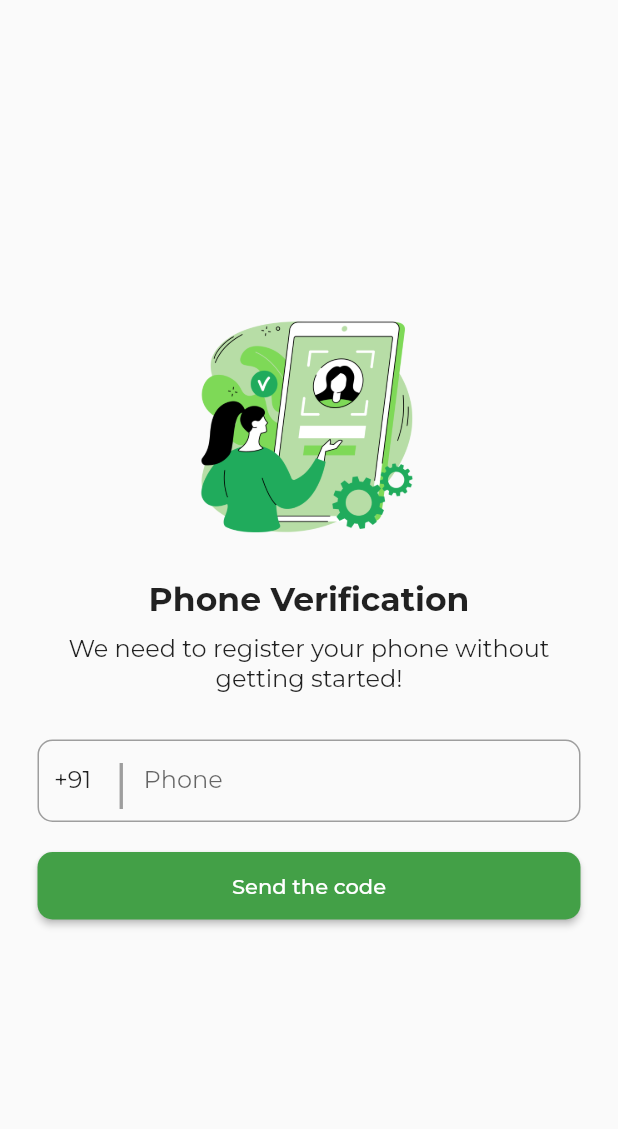
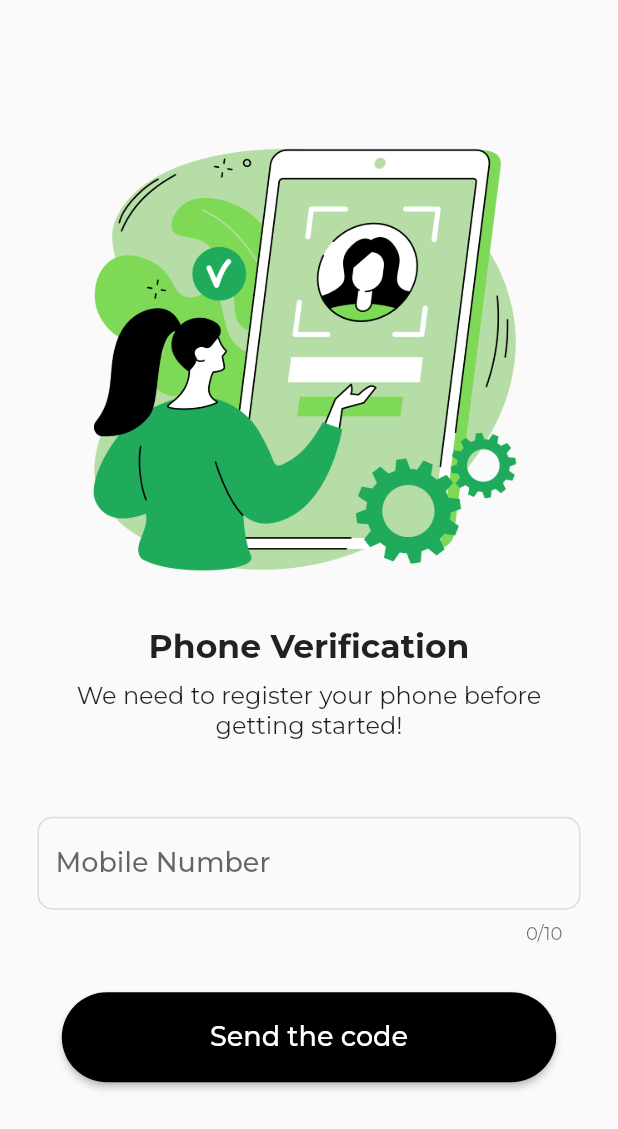
Before and after one commit to Srinath-exe/netflix_clone, a Flutter app: the screen it shows after launch, on a phone screen of 412 x 824 dp. Shown: the top 1129 px of the screen. Run offline on Flutter 3.47's test engine with Material 2 defaults, Android fonts, the light colour scheme and no system bars; our stand-ins replace cached_network_image, carousel_slider, date_format, firebase_auth, firebase_core, flutter_rating_bar and 6 more; missing offline and left inert: number_slide_animation; accounts and stored records are empty; project files that could hold a hidden picture were left out.

Commit message:
login screens

```diff
--- /dev/null
+++ b/lib/controller/AuthController.dart
@@ -0,0 +1,98 @@
+import 'dart:async';
+import 'dart:developer';
+
+import 'package:firebase_auth/firebase_auth.dart';
+import 'package:flutter/material.dart';
+import 'package:get/get.dart';
+import 'package:netflix_clone/constants/constants.dart';
+import 'package:netflix_clone/screens/homeScreen/MoviesMain.dart';
+
+class AuthController extends GetxController
+    with GetSingleTickerProviderStateMixin {
+  var showPrefix = false.obs;
+  var isLogin = true;
+  var phoneNo = "".obs;
+  var otp = "".obs;
+  var isOtpSent = false.obs;
+  var resendAfter = 30.obs;
+  var resendOTP = false.obs;
+  var firebaseVerificationId = "";
+  var statusMessage = "".obs;
+  var statusMessageColor = Colors.black.obs;
+
+  var timer;
+
+  AuthController() {}
+
+  @override
+  onInit() async {
+    super.onInit();
+  }
+
+  getOtp() async {
+    FirebaseAuth.instance.verifyPhoneNumber(
+      phoneNumber: '+91${phoneNo.value}',
+      verificationCompleted: (PhoneAuthCredential credential) {},
+      verificationFailed: (FirebaseAuthException e) {},
+      codeSent: (String verificationId, int? resendToken) {
+        firebaseVerificationId = verificationId;
+        isOtpSent.value = true;
+        statusMessage.value = "OTP sent to +91${phoneNo.value}";
+        startResendOtpTimer();
+      },
+      codeAutoRetrievalTimeout: (String verificationId) {},
+    );
+  }
+
+  resendOtp() async {
+    resendOTP.value = false;
+    FirebaseAuth.instance.verifyPhoneNumber(
+      phoneNumber: '+91${phoneNo.value}',
+      verificationCompleted: (PhoneAuthCredential credential) {},
+      verificationFailed: (FirebaseAuthException e) {},
+      codeSent: (String verificationId, int? resendToken) {
+        firebaseVerificationId = verificationId;
+        isOtpSent.value = true;
+        statusMessage.value = "OTP re-sent to +91${phoneNo.value}";
+        startResendOtpTimer();
+      },
+      codeAutoRetrievalTimeout: (String verificationId) {},
+    );
+  }
+
+  verifyOTP() async {
+    FirebaseAuth auth = FirebaseAuth.instance;
+    try {
+      statusMessage.value = "Verifying... ${otp.value}";
+      // Create a PhoneAuthCredential with the code
+      PhoneAuthCredential credential = PhoneAuthProvider.credential(
+          verificationId: firebaseVerificationId, smsCode: otp.value);
+      // Sign the user in (or link) with the credential
+      await auth.signInWithCredential(credential);
+
+      return true;
+    } catch (e) {
+      log("LOGIN ERROR : $e");
+      statusMessage.value = "Invalid  OTP";
+      statusMessageColor = Colors.red.obs;
+    }
+  }
+
+  startResendOtpTimer() {
+    timer = Timer.periodic(const Duration(seconds: 1), (timer) {
+      if (resendAfter.value != 0) {
+        resendAfter.value--;
+      } else {
+        resendAfter.value = 30;
+        resendOTP.value = true;
+        timer.cancel();
+      }
+      update();
+    });
+  }
+
+  @override
+  void dispose() {
+    super.dispose();
+  }
+}
--- a/lib/main.dart
+++ b/lib/main.dart
@@ -1,8 +1,12 @@
+import 'package:firebase_core/firebase_core.dart';
 import 'package:flutter/material.dart';
 import 'package:flutter/services.dart';
+import 'package:netflix_clone/Auth/Login.dart';
 import 'package:netflix_clone/screens/Authentication/loginScreen.dart';
 
-void main() {
+void main() async {
+  WidgetsFlutterBinding.ensureInitialized();
+  await Firebase.initializeApp();
   WidgetsFlutterBinding.ensureInitialized();
   SystemChrome.setPreferredOrientations([DeviceOrientation.portraitUp]);
   SystemChrome.setSystemUIOverlayStyle(
--- a/lib/screens/Authentication/loginScreen.dart
+++ b/lib/screens/Authentication/loginScreen.dart
@@ -1,4 +1,9 @@
 import 'package:flutter/material.dart';
+import 'package:get/get.dart';
+import 'package:get/get_core/src/get_main.dart';
+import 'package:netflix_clone/constants/buttons.dart';
+import 'package:netflix_clone/constants/constants.dart';
+import 'package:netflix_clone/controller/AuthController.dart';
 import 'package:netflix_clone/screens/Authentication/OtpScreen.dart';
 
 class LoginScreen extends StatefulWidget {
@@ -10,10 +15,10 @@ class LoginScreen extends StatefulWidget {
 
 class _LoginScreenState extends State<LoginScreen> {
   TextEditingController countryController = TextEditingController();
-
+  final authController = Get.put(AuthController());
+  final _formKey = GlobalKey<FormState>();
   @override
   void initState() {
-    // TODO: implement initState
     countryController.text = "+91";
     super.initState();
   }
@@ -25,13 +30,15 @@ class _LoginScreenState extends State<LoginScreen> {
         margin: const EdgeInsets.only(left: 25, right: 25),
         alignment: Alignment.center,
         child: SingleChildScrollView(
+          child: Form(
+            key: _formKey,
             child: Column(
               mainAxisAlignment: MainAxisAlignment.center,
               children: [
                 Image.asset(
                   'assets/images/img1.png',
-                width: 150,
-                height: 150,
+                  width: 300,
+                  // height: 150,
                 ),
                 const SizedBox(
                   height: 25,
@@ -44,7 +51,7 @@ class _LoginScreenState extends State<LoginScreen> {
                   height: 10,
                 ),
                 const Text(
-                "We need to register your phone without getting started!",
+                  "We need to register your phone before getting started!",
                   style: TextStyle(
                     fontSize: 16,
                   ),
@@ -53,66 +60,98 @@ class _LoginScreenState extends State<LoginScreen> {
                 const SizedBox(
                   height: 30,
                 ),
-              Container(
-                height: 55,
-                decoration: BoxDecoration(
-                    border: Border.all(width: 1, color: Colors.grey),
-                    borderRadius: BorderRadius.circular(10)),
-                child: Row(
-                  mainAxisAlignment: MainAxisAlignment.center,
-                  children: [
-                    const SizedBox(
-                      width: 10,
-                    ),
-                    SizedBox(
-                      width: 40,
-                      child: TextField(
-                        controller: countryController,
-                        keyboardType: TextInputType.number,
-                        decoration: const InputDecoration(
-                          border: InputBorder.none,
-                        ),
-                      ),
-                    ),
-                    const Text(
-                      "|",
-                      style: TextStyle(fontSize: 33, color: Colors.grey),
-                    ),
-                    const SizedBox(
-                      width: 10,
-                    ),
-                    const Expanded(
-                        child: TextField(
-                      keyboardType: TextInputType.phone,
-                      decoration: InputDecoration(
-                        border: InputBorder.none,
-                        hintText: "Phone",
-                      ),
-                    ))
-                  ],
-                ),
-              ),
                 const SizedBox(
                   height: 20,
                 ),
-              SizedBox(
-                width: double.infinity,
-                height: 45,
-                child: ElevatedButton(
-                    style: ElevatedButton.styleFrom(
-                        primary: Colors.green.shade600,
-                        shape: RoundedRectangleBorder(
-                            borderRadius: BorderRadius.circular(10))),
-                    onPressed: () {
-                      Navigator.of(context).push(
-                          MaterialPageRoute(builder: (context) => OtpScreen()));
+                Obx(() => TextFormField(
+                      initialValue: authController.phoneNo.value,
+                      keyboardType: TextInputType.number,
+                      maxLength: 10,
+                      style: const TextStyle(
+                        fontSize: 18,
+                        fontWeight: FontWeight.w500,
+                      ),
+                      onTap: () {
+                        authController.showPrefix.value = true;
                       },
-                    child: const Text("Send the code")),
+                      onChanged: (val) {
+                        authController.phoneNo.value = val;
+                      },
+                      onTapOutside: (event) {
+                        if (authController.phoneNo.value.isEmpty) {
+                          authController.showPrefix.value = false;
+                        }
+                      },
+                      onSaved: (val) => authController.phoneNo.value = val!,
+                      validator: (val) => (val!.isEmpty || val.length < 10)
+                          ? "Enter valid number"
+                          : null,
+                      cursorColor: black,
+                      decoration: InputDecoration(
+                        hintText: "Mobile Number",
+                        floatingLabelBehavior: FloatingLabelBehavior.auto,
+                        enabledBorder: OutlineInputBorder(
+                            borderSide: const BorderSide(color: Colors.black12),
+                            borderRadius: BorderRadius.circular(10)),
+                        focusedBorder: OutlineInputBorder(
+                            borderSide: const BorderSide(color: Colors.black12),
+                            borderRadius: BorderRadius.circular(10)),
+                        prefix: authController.showPrefix.value
+                            ? const Padding(
+                                padding: EdgeInsets.symmetric(horizontal: 8),
+                                child: Text(
+                                  '(+91)',
+                                  style: TextStyle(
+                                    fontSize: 18,
+                                    fontWeight: FontWeight.w500,
+                                  ),
+                                ),
                               )
+                            : null,
+                        suffixIcon: _buildSuffixIcon(),
+                      ),
+                    )),
+                const SizedBox(
+                  height: 22,
+                ),
+                ThemeButton(
+                    width: Config().deviceWidth(context) * 0.8,
+                    height: 60,
+                    onTap: () {
+                      final form = _formKey.currentState;
+                      if (form!.validate()) {
+                        form.save();
+                        // authController.getOtp();
+                        Nav().goTo(const OtpScreen(), context);
+                      }
+                    },
+                    text: "Send the code")
+                // SizedBox(
+                //   width: double.infinity,
+                //   height: 45,
+                //   child: ElevatedButton(
+                //       style: ElevatedButton.styleFrom(
+                //           primary: Colors.green.shade600,
+                //           shape: RoundedRectangleBorder(
+                //               borderRadius: BorderRadius.circular(10))),
+                //       onPressed: () {
+                //         Navigator.of(context).push(
+                //             MaterialPageRoute(builder: (context) => OtpScreen()));
+                //       },
+                //       child: const Text("Send the code")),
+                // )
               ],
+            ),
           ),
         ),
       ),
     );
   }
+
+  Widget _buildSuffixIcon() {
+    return AnimatedOpacity(
+        opacity: authController.phoneNo.value.length == 10 ? 1.0 : 0.0,
+        duration: const Duration(milliseconds: 250),
+        child: const Icon(Icons.check_circle, color: Colors.green, size: 32));
   }
+}
--- a/pubspec.yaml
+++ b/pubspec.yaml
@@ -51,6 +51,7 @@ dependencies:
   number_slide_animation: ^0.2.1
   shimmer: ^2.0.0
   carousel_slider: ^4.0.0
+  otp_text_field: ^1.1.3
 
 
 dev_dependencies:
```
Also changed, not shown: lib/Auth/Login.dart (added, +359 -0 lines), lib/screens/Authentication/OtpScreen.dart (+61 -61 lines), pubspec.lock. Lines whose indentation alone changed are shown as unchanged.
